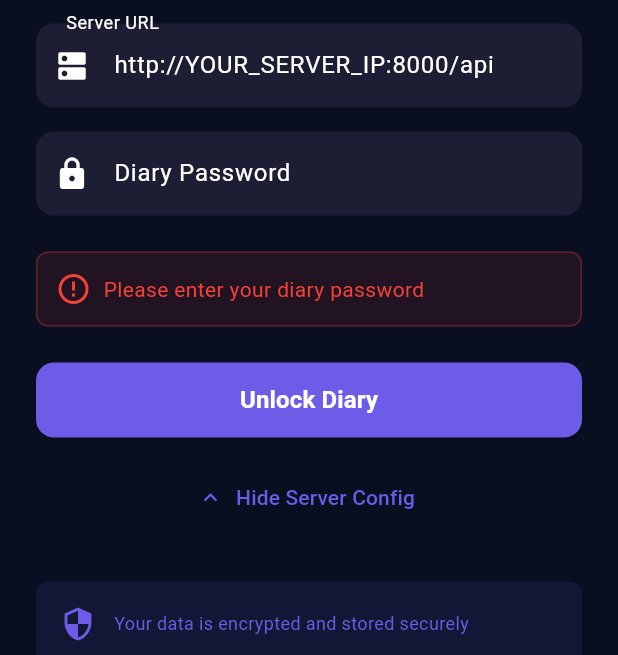
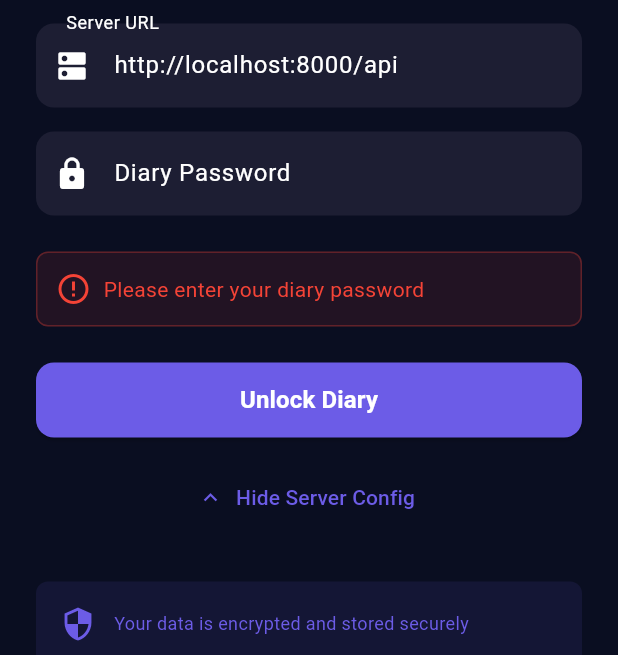
Before and after one commit to soumithganji/AIDiary, a Flutter app: the screen it shows after launch, after a tap on "Unlock Diary", after a tap on "Server Settings", on a phone screen of 412 x 824 dp, the part 581-1236 px from its top. Run offline on Flutter 3.47's test engine with Material 3 defaults, Android fonts, the phone set to English and light mode, and no system bars; our stand-ins replace connectivity_plus, flutter_secure_storage, image_picker, speech_to_text, sqflite, timeago; accounts and stored records are empty; network calls fail.

Commit message:
Fix server URL not being saved and loaded
- Initialize ApiClient in main() to load saved server URL from storage
- Add serverUrl getter to ApiClient
- Login screen now loads and displays saved server URL
- Server URL is properly persisted between app restarts

```diff
--- a/mobile_app/lib/main.dart
+++ b/mobile_app/lib/main.dart
@@ -6,20 +6,28 @@ import 'services/api_client.dart';
 import 'services/local_database.dart';
 import 'services/sync_service.dart';
 
-void main() {
-  runApp(const DiaryMLApp());
+void main() async {
+  WidgetsFlutterBinding.ensureInitialized();
+
+  // Initialize API client and load saved server URL
+  final apiClient = ApiClient();
+  await apiClient.initialize();
+
+  runApp(DiaryMLApp(apiClient: apiClient));
 }
 
 class DiaryMLApp extends StatelessWidget {
-  const DiaryMLApp({super.key});
+  final ApiClient apiClient;
+
+  const DiaryMLApp({super.key, required this.apiClient});
 
   @override
   Widget build(BuildContext context) {
     return MultiProvider(
       providers: [
         // Services
-        Provider<ApiClient>(
-          create: (_) => ApiClient(),
+        Provider<ApiClient>.value(
+          value: apiClient,
         ),
         Provider<LocalDatabase>(
           create: (_) => LocalDatabase.instance,
--- a/mobile_app/lib/screens/login_screen.dart
+++ b/mobile_app/lib/screens/login_screen.dart
@@ -12,13 +12,21 @@ class LoginScreen extends StatefulWidget {
 
 class _LoginScreenState extends State<LoginScreen> {
   final _passwordController = TextEditingController();
-  final _serverUrlController = TextEditingController(
-    text: 'http://YOUR_SERVER_IP:8000/api',
-  );
+  final _serverUrlController = TextEditingController();
 
   bool _isLoading = false;
   String? _errorMessage;
   bool _showServerConfig = false;
+
+  @override
+  void initState() {
+    super.initState();
+    // Load saved server URL
+    WidgetsBinding.instance.addPostFrameCallback((_) {
+      final apiClient = context.read<ApiClient>();
+      _serverUrlController.text = apiClient.serverUrl;
+    });
+  }
 
   @override
   void dispose() {
--- a/mobile_app/lib/services/api_client.dart
+++ b/mobile_app/lib/services/api_client.dart
@@ -44,6 +44,9 @@ class ApiClient {
     _serverUrl = url;
     await _storage.write(key: 'server_url', value: url);
   }
+
+  /// Get current server URL
+  String get serverUrl => _serverUrl ?? baseUrl;
 
   /// Clear authentication
   Future<void> logout() async {
```
